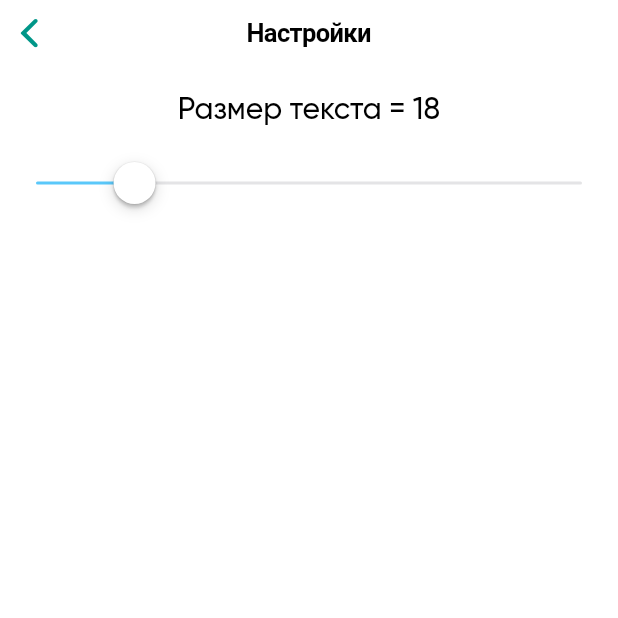
After one commit to JMApps/questions_200, a Flutter app: the Settings screen opened by its route, on a phone screen of 412 x 824 dp, the top half of it. The commit adds this screen. Run offline on Flutter 3.47's test engine with Material 2 defaults, Android fonts, the phone set to English and light mode, and no system bars; our stand-ins replace flutter_html, flutter_slidable, share_plus, sqflite; accounts and stored records are empty.

Commit message:
Added settings

```diff
--- /dev/null
+++ b/lib/pages/settings.dart
@@ -0,0 +1,58 @@
+import 'package:flutter/cupertino.dart';
+import 'package:flutter/material.dart';
+
+class Settings extends StatefulWidget {
+  const Settings({Key? key}) : super(key: key);
+
+  @override
+  _SettingsState createState() => _SettingsState();
+}
+
+class _SettingsState extends State<Settings> {
+  double _currentSliderValue = 18;
+
+  @override
+  Widget build(BuildContext context) {
+    return CupertinoPageScaffold(
+      resizeToAvoidBottomInset: false,
+      navigationBar: CupertinoNavigationBar(
+        backgroundColor: CupertinoColors.systemGroupedBackground,
+        middle: Text(
+          'Настройки',
+        ),
+      ),
+      child: Column(
+        children: [
+          Container(
+            padding: EdgeInsets.all(16),
+            child: Text(
+              'Размер текста = ${_currentSliderValue.toInt()}',
+              style: TextStyle(
+                fontSize: 20,
+                color: Colors.black,
+                fontFamily: 'Gilroy',
+              ),
+            ),
+          ),
+          Container(
+            width: double.infinity,
+            padding: EdgeInsets.symmetric(horizontal: 16),
+            child: CupertinoSlider(
+              value: _currentSliderValue,
+              min: 14,
+              max: 40,
+              divisions: 50,
+              onChanged: (double value) {
+                setState(
+                  () {
+                    _currentSliderValue = value;
+                  },
+                );
+              },
+            ),
+          ),
+        ],
+      ),
+    );
+  }
+}
--- a/lib/router/app_router.dart
+++ b/lib/router/app_router.dart
@@ -1,6 +1,7 @@
 import 'package:flutter/cupertino.dart';
 import 'package:questions_200/main.dart';
 import 'package:questions_200/pages/answer_content_page.dart';
+import 'package:questions_200/pages/settings.dart';
 
 class AppRouter {
   Route onGenerateRoute(RouteSettings routeSettings) {
@@ -9,6 +10,8 @@ class AppRouter {
         return CupertinoPageRoute(builder: (_) => MyApp(), settings: routeSettings);
       case '/answer_content':
         return CupertinoPageRoute(builder: (_) => AnswerContentPage(), settings: routeSettings);
+      case '/settings':
+        return CupertinoPageRoute(builder: (_) => Settings(), settings: routeSettings);
       default:
         throw Exception('Invalid route');
     }
```
Also changed, not shown: lib/pages/answer_content_page.dart (+10 -0 lines).
